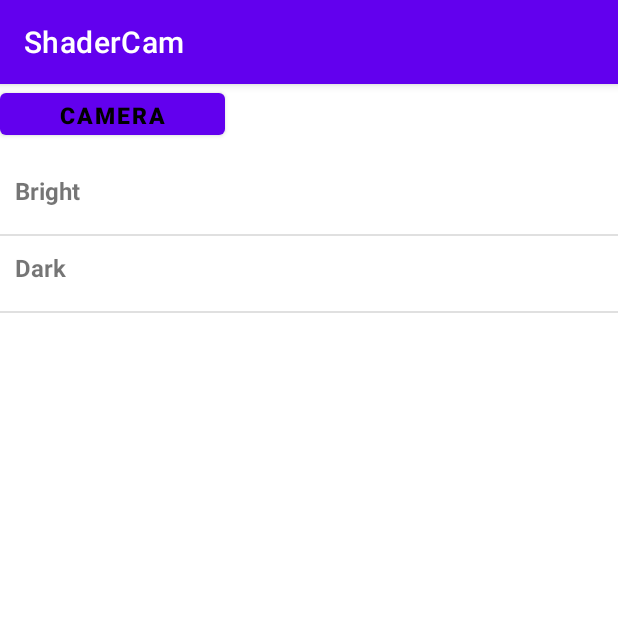
After one commit to MaxPleaner/ShaderCam, an Android app: the ShaderSelectActivity screen opened directly, with no data from a screen before it, on a phone screen of 412 x 824 dp, the top half of it. The commit adds this screen. Run offline under Robolectric (Android 15) with nearby library versions, the phone set to English and light mode, and no system bars.

Commit message:
going to delete unused stuff. Checkpoint

```diff
--- /dev/null
+++ b/ShaderCam/app/src/main/java/com/skamz/shadercam/ShaderSelectActivity.kt
@@ -0,0 +1,56 @@
+package com.skamz.shadercam
+
+import android.content.Intent
+import android.os.Bundle
+import android.util.Log
+import android.widget.*
+import androidx.appcompat.app.AppCompatActivity
+import com.skamz.shadercam.databinding.ActivityShaderSelectBinding
+
+
+class ShaderSelectActivity: AppCompatActivity() {
+
+    companion object {
+        lateinit var cameraActivityIntent: Intent
+    }
+
+    override fun onCreate(savedInstanceState: Bundle?) {
+        super.onCreate(savedInstanceState)
+
+        Log.i("DEBUG", "Shader on  create")
+
+        val viewBinding = ActivityShaderSelectBinding.inflate(layoutInflater)
+        setContentView(viewBinding.root)
+
+        val arrayAdapter: ArrayAdapter<*>
+        val shaders = mapOf(
+            "Bright" to Shaders.Bright,
+            "Dark" to Shaders.Dark
+        )
+
+        var mListView = findViewById<ListView>(R.id.list_view)
+        arrayAdapter = ArrayAdapter(this,
+            R.layout.shader_list_item, shaders.keys.toTypedArray())
+        mListView.adapter = arrayAdapter
+
+        val cameraActivityIntent = Intent(this, CameraActivity::class.java)
+        cameraActivityIntent.addFlags(Intent.FLAG_ACTIVITY_REORDER_TO_FRONT);
+
+        mListView.onItemClickListener =
+            AdapterView.OnItemClickListener { parent, view, position, id ->
+                val name = mListView.getItemAtPosition(position) as String
+                val shaderText = shaders[name]!!
+                Log.i("DEBUG", shaderText)
+
+                cameraActivityIntent.putExtra("shader", shaderText);
+                startActivity(cameraActivityIntent)
+            }
+
+        val cameraLink = findViewById<Button>(R.id.camera_link);
+        cameraLink.setOnClickListener {
+            startActivity(cameraActivityIntent)
+        }
+
+    }
+
+}
--- /dev/null
+++ b/ShaderCam/app/src/main/java/com/skamz/shadercam/Shaders.kt
@@ -0,0 +1,27 @@
+package com.skamz.shadercam
+
+class Shaders {
+    companion object {
+        val Bright = """
+            #extension GL_OES_EGL_image_external : require
+            precision mediump float;
+            uniform samplerExternalOES sTexture;
+            varying vec2 vTextureCoord;
+            void main() {
+              vec4 color = texture2D(sTexture, vTextureCoord);
+              gl_FragColor = 3.0 * color;
+            }
+        """.trimIndent()
+
+        val Dark = """
+            #extension GL_OES_EGL_image_external : require
+            precision mediump float;
+            uniform samplerExternalOES sTexture;
+            varying vec2 vTextureCoord;
+            void main() {
+              vec4 color = texture2D(sTexture, vTextureCoord);
+              gl_FragColor = 0.5 * color;
+            }
+        """.trimIndent()
+    }
+}
--- /dev/null
+++ b/ShaderCam/app/src/main/res/layout/activity_shader_select.xml
@@ -0,0 +1,25 @@
+<?xml version="1.0" encoding="utf-8"?>
+<androidx.constraintlayout.widget.ConstraintLayout xmlns:android="http://schemas.android.com/apk/res/android"
+    xmlns:app="http://schemas.android.com/apk/res-auto"
+    android:layout_width="match_parent"
+    android:layout_height="match_parent">
+
+    <Button
+        android:id="@+id/camera_link"
+        android:layout_width="150dp"
+        android:layout_height="40dp"
+        android:text="Camera"
+        android:textColor="@android:color/background_dark"
+        android:textSize="15sp"
+        android:textStyle="bold"
+        app:layout_constraintStart_toStartOf="parent"
+        app:layout_constraintTop_toTopOf="parent" />
+
+        <ListView
+            android:layout_marginTop="50dp"
+            android:id="@+id/list_view"
+            android:layout_width="match_parent"
+            android:layout_height="match_parent" />
+
+
+</androidx.constraintlayout.widget.ConstraintLayout>
--- /dev/null
+++ b/ShaderCam/app/src/main/res/layout/shader_list_item.xml
@@ -0,0 +1,11 @@
+<?xml version="1.0" encoding="utf-8"?>
+<!-- Each List Item is displayed as TextView defined below -->
+
+<TextView xmlns:android="http://schemas.android.com/apk/res/android"
+    android:id="@+id/shader_list_item_entry"
+    android:layout_width="100dp"
+    android:layout_height="50dp"
+    android:padding="10dip"
+    android:textSize="16dip"
+    android:textStyle="bold">
+</TextView>
--- /dev/null
+++ b/ShaderCam/app/src/main/res/values/ids.xml
@@ -0,0 +1,4 @@
+<?xml version="1.0" encoding="utf-8"?>
+<resources>
+<!--    <item name="label" type="id" />-->
+</resources>
```
Also changed, not shown: ShaderCam/app/src/main/AndroidManifest.xml (+8 -0 lines), ShaderCam/app/src/main/java/com/skamz/shadercam/CameraActivity.kt (+28 -3 lines), ShaderCam/app/src/main/res/layout/activity_camera.xml (+14 -1 lines).
